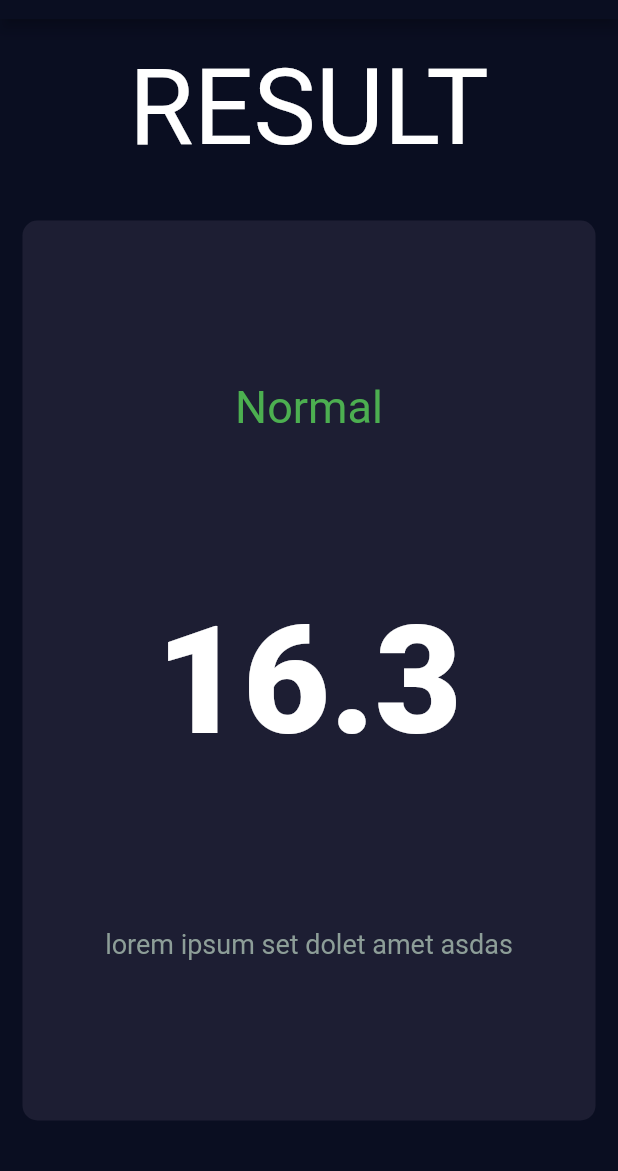
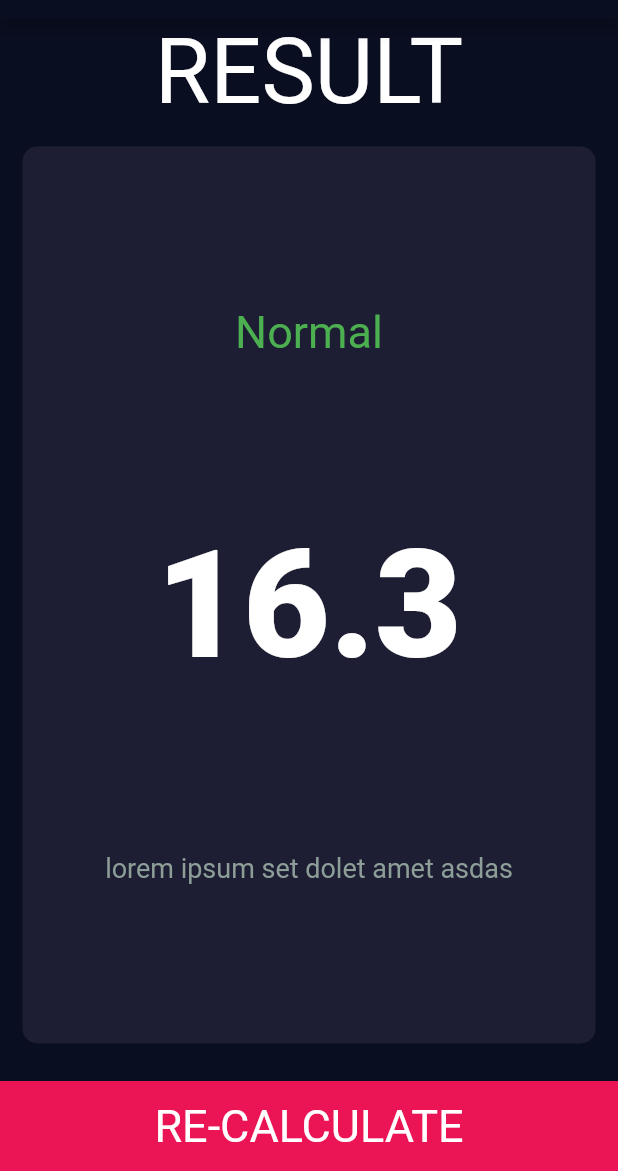
Before and after one commit to someshkoli/flutter_demo, a Flutter app: the screen it shows after launch, after a tap on "CALCULATE", on a phone screen of 412 x 824 dp, the part 65-1236 px from its top. Run offline on Flutter 3.47's test engine with Material 2 defaults, Android fonts, the phone set to English and light mode, and no system bars; our stand-ins replace audioplayers, font_awesome_flutter.

Commit message:
bmi calculater func added

```diff
--- a/bmi_calculator/lib/bmi_result.dart
+++ b/bmi_calculator/lib/bmi_result.dart
@@ -5,6 +5,10 @@ import 'package:flutter/material.dart';
 void main() => runApp(Result());
 
 class Result extends StatelessWidget {
+  Result({@required this.bmiReuslt,@required this.resultText,@required this.interpret});
+  final String bmiReuslt;
+  final String resultText;
+  final String interpret;
   @override
   double bmi = 16.3;
   Widget build(BuildContext context) {
@@ -17,23 +21,25 @@ class Result extends StatelessWidget {
         children: <Widget>[
           Text(
             'RESULT',
-              style: TextStyle(fontSize: 70),
+            style: TextStyle(fontSize: 60),
           ),
-            ReusableWidget(
+          Expanded(
+            child: ReusableWidget(
               color_v: Color(activeCardColor),
               cardChild: Container(
-                height: 600,
+                // height: ,
                 width: double.infinity,
                 child: Column(
                   mainAxisAlignment: MainAxisAlignment.spaceEvenly,
                   children: <Widget>[
                     Text(
                       'Normal',
-                      style: TextStyle(color: Colors.green,fontSize: 30),
+                      style: TextStyle(color: Colors.green, fontSize: 30),
                     ),
                     Text(
                       bmi.toString(),
-                      style: TextStyle(fontSize: 100,fontWeight: FontWeight.w900),
+                      style:
+                          TextStyle(fontSize: 100, fontWeight: FontWeight.w900),
                     ),
                     Text(
                       'lorem ipsum set dolet amet asdas',
@@ -42,8 +48,30 @@ class Result extends StatelessWidget {
                   ],
                 ),
               ),
+            ),
+          ),
+          GestureDetector(
+            child: Container(
+              color: Color(0xFFEB1555),
+              height: bottomComtainerHeight,
+              margin: EdgeInsets.only(top: 10),
+              width: double.infinity,
+              child: Center(
+                child: Text(
+                  'RE-CALCULATE',
+                  style: TextStyle(fontSize: 30),
+                ),
+              ),
+            ),
+            onTap: () {
+              Navigator.pushNamed(
+                context,
+                '/',
+              );
+            },
           )
-          ]),
+        ],
+      ),
     );
   }
 }
--- a/bmi_calculator/lib/input_page.dart
+++ b/bmi_calculator/lib/input_page.dart
@@ -3,6 +3,7 @@ import 'package:font_awesome_flutter/font_awesome_flutter.dart';
 import './icon_content.dart';
 import './reusableCard.dart';
 import './designConstants.dart';
+import './calculatebmi.dart';
 
 class InputPage extends StatefulWidget {
   @override
@@ -247,8 +248,11 @@ class _InputPageState extends State<InputPage> {
                 ),
               ),
             ),
-            onTap: (){
-              Navigator.pushNamed(context, '/result', );
+            onTap: () {
+              CalculatorBrain calc =
+                  CalculatorBrain(height: height, weight: weight);
+              Navigator.pushNamed(context, '/result',
+                  arguments: {height: height, weight: weight});
             },
           )
         ],
--- a/bmi_calculator/lib/main.dart
+++ b/bmi_calculator/lib/main.dart
@@ -7,6 +7,7 @@ class MyApp extends StatelessWidget {
   @override
   Widget build(BuildContext context) {
     return MaterialApp(
+      debugShowCheckedModeBanner: false,
       theme: ThemeData.dark().copyWith(
         primaryColor: Color(0xFF0A0E21),
         accentColor: Colors.teal,
```
Also changed, not shown: bmi_calculator/lib/calculatebmi.dart (added, +32 -0 lines). Lines whose indentation alone changed are shown as unchanged.
